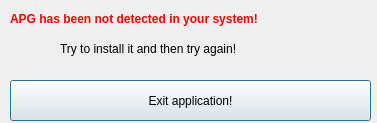
The window that errornoapg.ui (tradzik/apg-gui) describes before a commit, drawn with Qt 5.
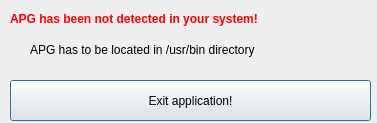
The same window after the commit.

Commit message: Added info, when apg has been not found and made main screen of app always topmost

```diff
--- a/errornoapg.ui
+++ b/errornoapg.ui
@@ -63,14 +63,14 @@
   <widget class="QLabel" name="label_2">
    <property name="geometry">
     <rect>
-     <x>60</x>
+     <x>30</x>
      <y>40</y>
-     <width>341</width>
-     <height>18</height>
+     <width>371</width>
+     <height>20</height>
     </rect>
    </property>
    <property name="text">
-    <string>Try to install it and then try again!</string>
+    <string>APG has to be located in /usr/bin directory</string>
    </property>
   </widget>
  </widget>
```
The commit also changes 5 other files.
